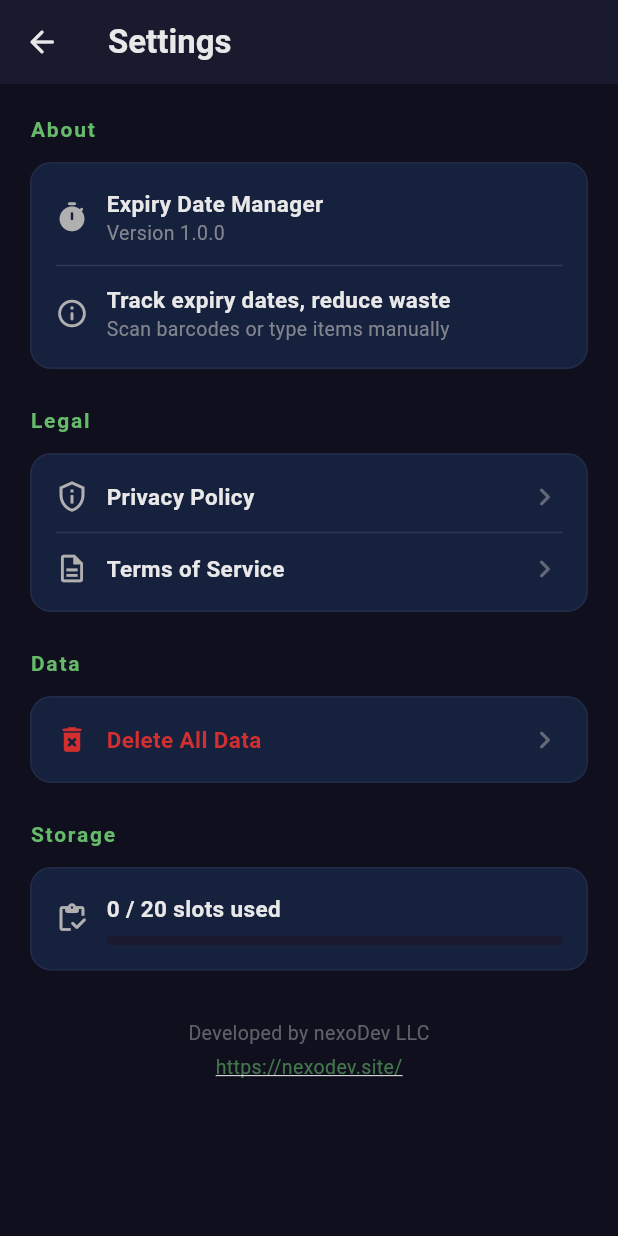
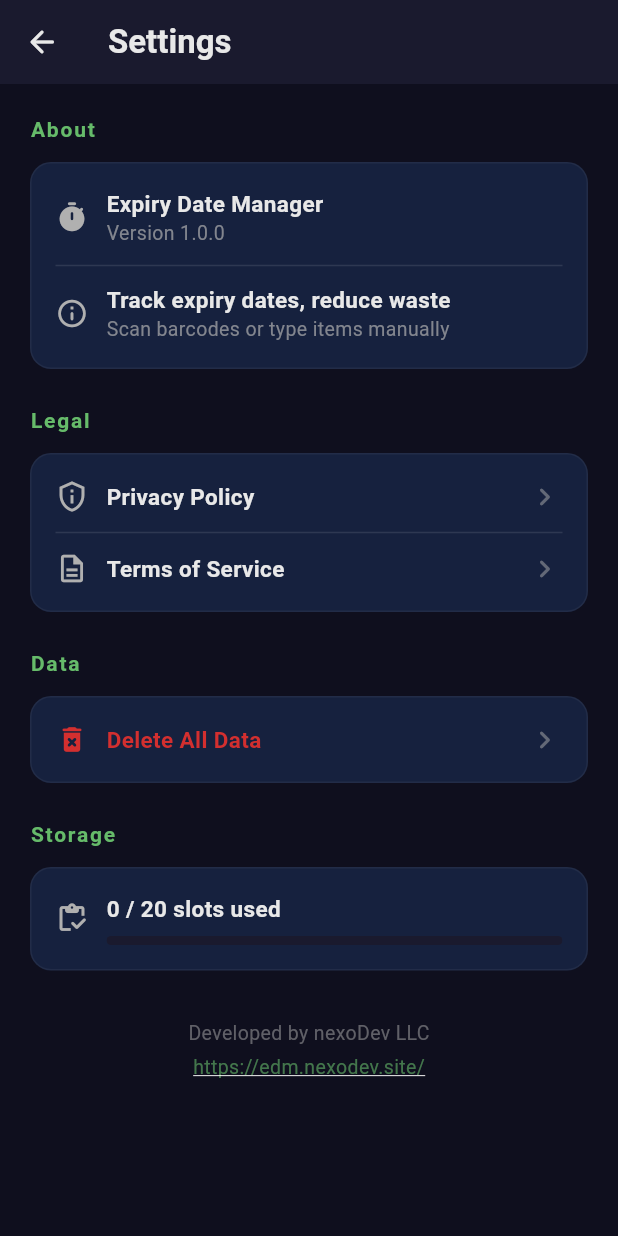
Before and after one commit to abdellatifaitbaali/Expiry-Date-Manager, a Flutter app: the screen it shows after launch, after a tap on the "settings" icon, on a phone screen of 412 x 824 dp. Run offline on Flutter 3.47's test engine with Material 3 defaults, Android fonts, the phone set to English and light mode, and no system bars; our stand-ins replace flutter_local_notifications, google_mobile_ads, hive, hive_flutter, timezone; missing offline and left inert: mobile_scanner; accounts and stored records are empty; network calls fail.

Commit message:
app ready to be published v1.0

```diff
--- a/lib/screens/home_screen.dart
+++ b/lib/screens/home_screen.dart
@@ -251,6 +251,9 @@ class _HomeScreenState extends State<HomeScreen>
   }
 
   Widget _buildBannerAd() {
+    return AnimatedBuilder(
+      animation: _adService,
+      builder: (context, child) {
         if (!_adService.isBannerLoaded || _adService.bannerAd == null) {
           return const SizedBox(height: 50);
         }
@@ -259,6 +262,8 @@ class _HomeScreenState extends State<HomeScreen>
           width: double.infinity,
           height: _adService.bannerAd!.size.height.toDouble(),
           child: AdWidget(ad: _adService.bannerAd!),
+        );
+      },
     );
   }
 
--- a/lib/utils/constants.dart
+++ b/lib/utils/constants.dart
@@ -6,10 +6,12 @@ class AppConstants {
   static const String appVersion = '1.0.0';
   static const String developerName = 'NEXO Dev';
   static const String organizationName = 'nexoDev LLC';
-  static const String websiteUrl = 'https://nexodev.site/';
+  static const String websiteUrl = 'https://edm.nexodev.site/';
   static const String contactEmail = 'contact@nexodev.site';
-  static const String privacyPolicyUrl = 'https://nexodev.site/privacy-policy';
-  static const String termsOfServiceUrl = 'https://nexodev.site/terms-of-service';
+  static const String privacyPolicyUrl =
+      'https://edm.nexodev.site/privacy-policy.html';
+  static const String termsOfServiceUrl =
+      'https://edm.nexodev.site/terms-of-service.html';
 
   // Free Tier Limits
   static const int maxFreeSlots = 20;
@@ -24,22 +26,24 @@ class AppConstants {
 
   // AdMob IDs (TEST IDs — replace with production before release)
   static const String bannerAdUnitId = 'ca-app-pub-3940256099942544/6300978111';
-  static const String interstitialAdUnitId = 'ca-app-pub-3940256099942544/1033173712';
-  static const String rewardedAdUnitId = 'ca-app-pub-3940256099942544/5224354917';
+  static const String interstitialAdUnitId =
+      'ca-app-pub-3940256099942544/1033173712';
+  static const String rewardedAdUnitId =
+      'ca-app-pub-3940256099942544/5224354917';
   // Android test app ID
   static const String admobAppId = 'ca-app-pub-3940256099942544~3347511713';
 
   // Colors
-  static const Color primaryColor = Color(0xFF2E7D32);       // Deep green
-  static const Color secondaryColor = Color(0xFF66BB6A);      // Light green
-  static const Color accentColor = Color(0xFFFF8F00);         // Amber
-  static const Color expiredColor = Color(0xFFD32F2F);        // Red
-  static const Color warningColor = Color(0xFFFF6F00);        // Orange
-  static const Color cautionColor = Color(0xFFFBC02D);        // Yellow
-  static const Color safeColor = Color(0xFF43A047);           // Green
-  static const Color surfaceColor = Color(0xFF1A1A2E);        // Dark blue-black
-  static const Color cardColor = Color(0xFF16213E);           // Dark navy
-  static const Color backgroundColor = Color(0xFF0F0F1E);    // Deep dark
+  static const Color primaryColor = Color(0xFF2E7D32); // Deep green
+  static const Color secondaryColor = Color(0xFF66BB6A); // Light green
+  static const Color accentColor = Color(0xFFFF8F00); // Amber
+  static const Color expiredColor = Color(0xFFD32F2F); // Red
+  static const Color warningColor = Color(0xFFFF6F00); // Orange
+  static const Color cautionColor = Color(0xFFFBC02D); // Yellow
+  static const Color safeColor = Color(0xFF43A047); // Green
+  static const Color surfaceColor = Color(0xFF1A1A2E); // Dark blue-black
+  static const Color cardColor = Color(0xFF16213E); // Dark navy
+  static const Color backgroundColor = Color(0xFF0F0F1E); // Deep dark
   static const Color textPrimary = Color(0xFFE8E8E8);
   static const Color textSecondary = Color(0xFFB0B0B0);
 
```
Also changed, not shown: lib/services/ad_service.dart (+14 -1 lines), pubspec.yaml (+11 -0 lines), assets/app_icon.png (added), assets/play_store/play_store_feature_graphic_1771689716835.png (added), assets/play_store/play_store_screenshot_1_dashboard_1771689735553.png (added), assets/play_store/play_store_screenshot_2_scanner_1771689781718.png (added), assets/play_store/play_store_screenshot_3_pantry_1771689812869.png (added), pubspec.lock, 13 other files. Lines whose indentation alone changed are shown as unchanged.
